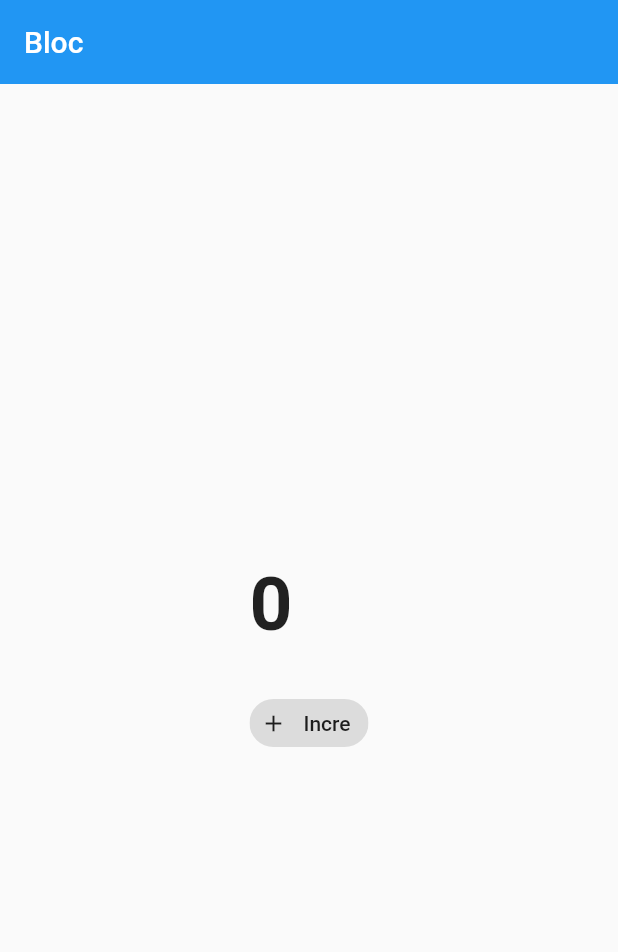
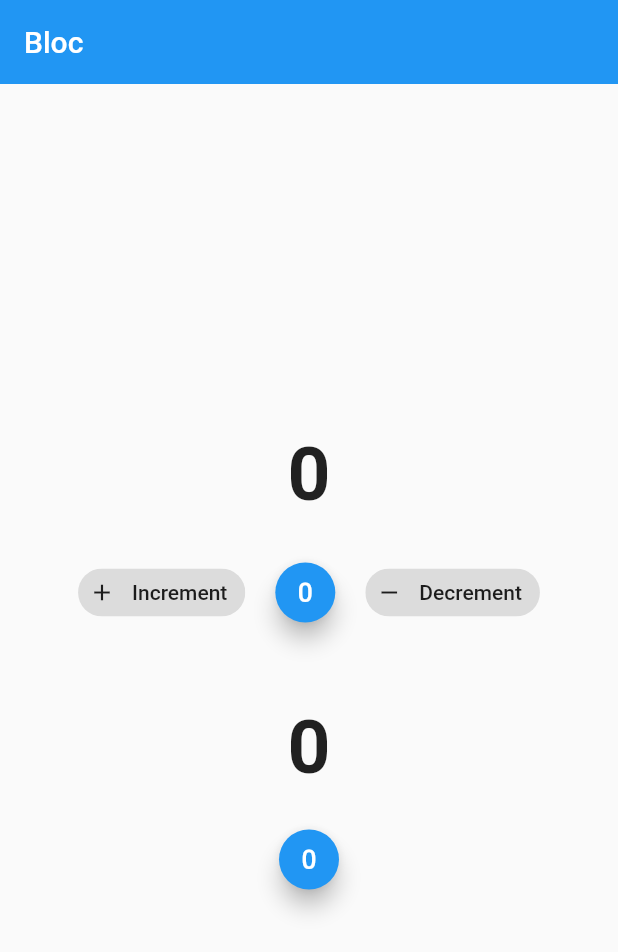
Before and after one commit to Kapil0078/FlutterBloc, a Flutter app: the screen it shows after launch, on a phone screen of 412 x 824 dp. Shown: the top 952 px of the screen. Run offline on Flutter 3.47's test engine with Material 2 defaults, Android fonts, the phone set to English and light mode, and no system bars; our stand-ins replace flutter_bloc.

Commit message:
CounterProvider

```diff
--- a/lib/counter_bloc.dart
+++ b/lib/counter_bloc.dart
@@ -1,26 +1,30 @@
 import 'package:flutter_bloc/flutter_bloc.dart';
 
-enum CounterEvent {
-  increment,
-  decrement,
-  init,
-}
-
-class CounterBloc extends Bloc<CounterEvent, int> {
+class CounterBloc extends Bloc {
   // CounterBloc(super.initialState);
   CounterBloc() : super(0);
 
-  Stream<int> counterEvent(CounterEvent event) async* {
-    // increment
-    // decrement
-    // yield
+  void increment() => emit(state + 1);
 
-    if (event == CounterEvent.increment) {
-      yield state + 1;
-    } else if (event == CounterEvent.decrement) {
-      yield state - 1;
-    } else {
-      yield 1;
+  void decrement() => emit(state - 1);
+
+  void neutral() => emit(0);
+}
+
+// stream
+enum CounterEvent { increment, decrement }
+
+class Counter extends Bloc<CounterEvent, int> {
+  Counter(super.initialState);
+
+  Stream<int> mapEventToState(CounterEvent event) async* {
+    switch (event) {
+      case CounterEvent.decrement:
+        yield state - 1;
+        break;
+      case CounterEvent.increment:
+        yield state + 1;
+        break;
     }
   }
 }
--- a/lib/main.dart
+++ b/lib/main.dart
@@ -16,6 +16,9 @@ class MyApp extends StatelessWidget {
         BlocProvider<CounterBloc>(
           create: (context) => CounterBloc(),
         ),
+        BlocProvider(
+          create: (context) => Counter(0),
+        ),
       ],
       child: const HomeScreen(),
     );
@@ -29,7 +32,7 @@ class HomeScreen extends StatelessWidget {
 
   @override
   Widget build(BuildContext context) {
-    final bloc = BlocProvider.of<CounterBloc>(context);
+    final bloc = BlocProvider.of<CounterBloc>(context, listen: true);
     return MaterialApp(
       debugShowCheckedModeBanner: false,
       home: Scaffold(
@@ -37,11 +40,11 @@ class HomeScreen extends StatelessWidget {
           title: const Text("Bloc"),
           elevation: 0.0,
         ),
-        body: Center(
+        body: SizedBox(
+          width: MediaQuery.of(context).size.width,
           child: Column(
-            mainAxisSize: MainAxisSize.min,
             mainAxisAlignment: MainAxisAlignment.center,
-            crossAxisAlignment: CrossAxisAlignment.start,
+            crossAxisAlignment: CrossAxisAlignment.center,
             children: [
               Text(
                 "${bloc.state}",
@@ -55,12 +58,48 @@ class HomeScreen extends StatelessWidget {
                 mainAxisSize: MainAxisSize.min,
                 children: [
                   ActionChip(
-                    label: const Text("Incre"),
+                    label: const Text("Increment"),
                     avatar: const Icon(Icons.add),
-                    onPressed: () {
-                      bloc.counterEvent(CounterEvent.increment);
-                    },
+                    onPressed: () => bloc.increment(),
+                  ),
+                  const SizedBox(width: 20),
+                  SizedBox(
+                    width: 40,
+                    height: 40,
+                    child: FloatingActionButton(
+                      child: const Icon(Icons.exposure_zero),
+                      onPressed: () => bloc.neutral(),
+                    ),
+                  ),
+                  const SizedBox(width: 20),
+                  ActionChip(
+                    label: const Text("Decrement"),
+                    avatar: const Icon(Icons.remove),
+                    onPressed: () => bloc.decrement(),
                   )
+                ],
+              ),
+              const SizedBox(height: 50),
+              Text(
+                "${context.watch<Counter>().state}",
+                style: const TextStyle(
+                  fontSize: 50,
+                  fontWeight: FontWeight.bold,
+                ),
+              ),
+              const SizedBox(height: 25),
+              Row(
+                mainAxisSize: MainAxisSize.min,
+                children: [
+                  SizedBox(
+                    width: 40,
+                    height: 40,
+                    child: FloatingActionButton(
+                      child: const Icon(Icons.exposure_zero),
+                      onPressed: () =>
+                          context.watch<Counter>().add(CounterEvent.increment),
+                    ),
+                  ),
                 ],
               ),
             ],
```
